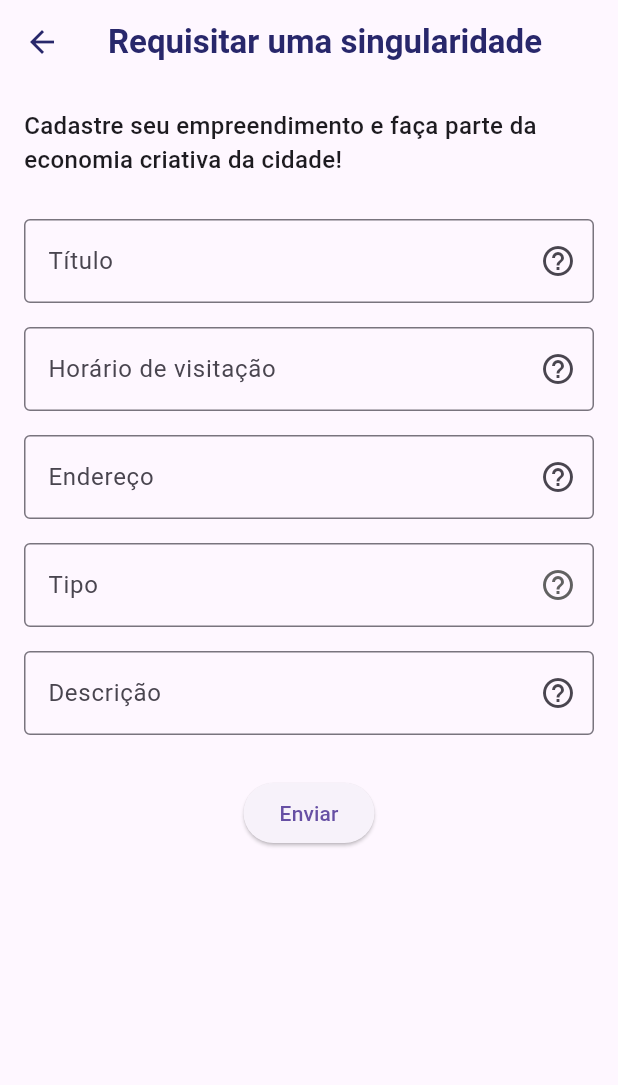
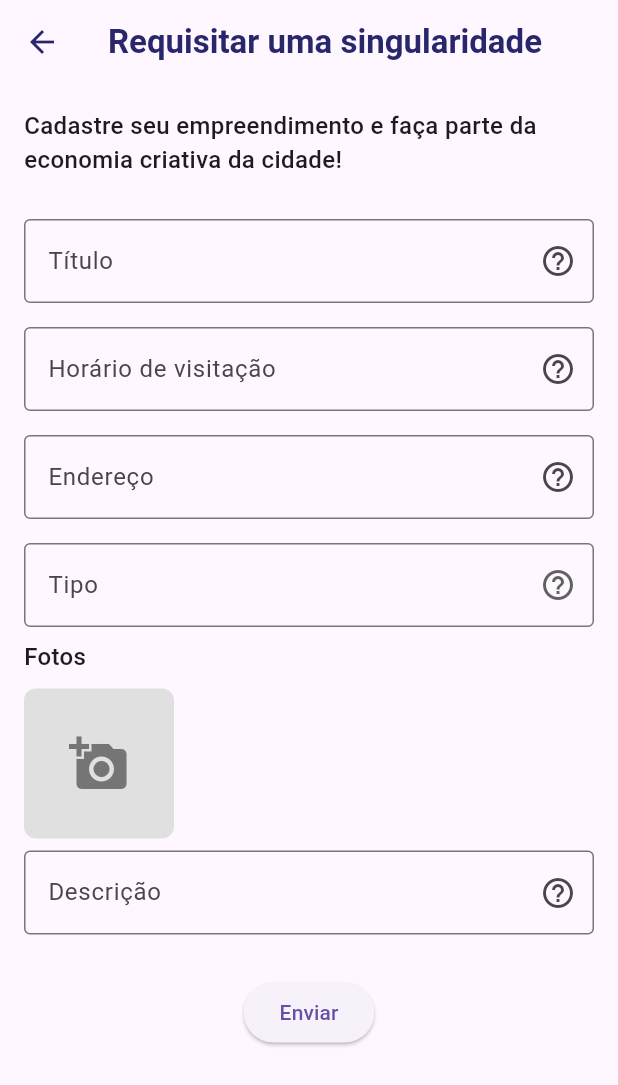
Before and after one commit to IgorSerodio/cidade-singular, a Flutter app: the SingularityRequestPage screen opened directly, on a phone screen of 412 x 824 dp. Shown: the top 1085 px of the screen. Run offline on Flutter 3.47's test engine with Material 3 defaults, Android fonts, the phone set to English and light mode, and no system bars; our stand-ins replace dio, flutter_mobx, flutter_modular, flutter_rating_bar, flutter_svg, font_awesome_flutter and 7 more; missing offline and left inert: custom_marker, dart:html, dart:ui_web, geocode, social_share; accounts and stored records are empty; generated files the repository leaves out were written again; project files that could hold a hidden picture were left out.

Commit message:
Adição de fotos às telas de requisição e da mensagem na tela de missão

```diff
--- a/lib/app/screens/singularity_request/singularity_request_page.dart
+++ b/lib/app/screens/singularity_request/singularity_request_page.dart
@@ -1,3 +1,5 @@
+import 'dart:convert';
+
 import 'package:cidade_singular/app/stores/city_store.dart';
 import 'package:flutter/material.dart';
 import 'package:cidade_singular/app/models/singularity_request.dart';
@@ -6,6 +8,7 @@ import 'package:cidade_singular/app/services/singularity_request_service.dart';
 import 'package:cidade_singular/app/stores/user_store.dart';
 import 'package:flutter_modular/flutter_modular.dart';
 import 'package:cidade_singular/app/screens/shared/tool_tip_widget.dart';
+import 'package:image_picker/image_picker.dart';
 
 class SingularityRequestPage extends StatefulWidget {
   const SingularityRequestPage({Key? key}) : super(key: key);
@@ -43,13 +46,15 @@ class _SingularityRequestPageState extends State<SingularityRequestPage> {
           type: type!,
           description: description,
           creator: userStore.user!.id,
-        city: cityStore.city!.id
-      );
+          photos: await _convertToEncodedList(photos),
+          city: cityStore.city!.id);
 
       bool success = await requestService.create(request);
       if (success) {
         ScaffoldMessenger.of(context).showSnackBar(
-          SnackBar(content: Text("Requisição de singularidade enviada com sucesso! Aguarde aprovação")),
+          SnackBar(
+              content: Text(
+                  "Requisição de singularidade enviada com sucesso! Aguarde aprovação")),
         );
       } else {
         ScaffoldMessenger.of(context).showSnackBar(
@@ -63,7 +68,8 @@ class _SingularityRequestPageState extends State<SingularityRequestPage> {
   Widget build(BuildContext context) {
     return Scaffold(
       appBar: AppBar(title: Text("Requisitar uma singularidade")),
-      body: Padding(
+      body: SingleChildScrollView(
+        child: Padding(
           padding: EdgeInsets.all(16.0),
           child: Form(
             key: _formKey,
@@ -75,11 +81,16 @@ class _SingularityRequestPageState extends State<SingularityRequestPage> {
                   style: TextStyle(fontSize: 16, fontWeight: FontWeight.w500),
                 ),
                 SizedBox(height: 20),
-              _buildTextField("Título", "Digite o título", (value) => title = value),
-              _buildTextField("Horário de visitação", "Ex: 08:00 - 18:00", (value) => visitingHours = value),
-              _buildTextField("Endereço", "Digite o endereço", (value) => address = value),
+                _buildTextField(
+                    "Título", "Digite o título", (value) => title = value),
+                _buildTextField("Horário de visitação", "Ex: 08:00 - 18:00",
+                    (value) => visitingHours = value),
+                _buildTextField("Endereço", "Digite o endereço",
+                    (value) => address = value),
                 _buildDropdownField(),
-              _buildTextField("Descrição", "Descreva seu empreendimento", (value) => description = value),
+                _buildPhotoUploadField(),
+                _buildTextField("Descrição", "Descreva seu empreendimento",
+                    (value) => description = value),
                 SizedBox(height: 20),
                 Center(
                   child: ElevatedButton(
@@ -91,10 +102,12 @@ class _SingularityRequestPageState extends State<SingularityRequestPage> {
             ),
           ),
         ),
+      ),
     );
   }
 
-  Widget _buildTextField(String label, String hint, Function(String) onSaved, {int maxLines = 1}) {
+  Widget _buildTextField(String label, String hint, Function(String) onSaved,
+      {int maxLines = 1}) {
     return Padding(
       padding: const EdgeInsets.symmetric(vertical: 8.0),
       child: TextFormField(
@@ -105,7 +118,8 @@ class _SingularityRequestPageState extends State<SingularityRequestPage> {
           border: OutlineInputBorder(),
         ),
         maxLines: maxLines,
-        validator: (value) => value == null || value.isEmpty ? "Campo obrigatório" : null,
+        validator: (value) =>
+            value == null || value.isEmpty ? "Campo obrigatório" : null,
         onSaved: (value) => onSaved(value!),
       ),
     );
@@ -132,6 +146,78 @@ class _SingularityRequestPageState extends State<SingularityRequestPage> {
     );
   }
 
+  final ImagePicker picker = ImagePicker();
+  List<XFile> photos = [];
+  bool loadingPhoto = false;
+
+  Widget _buildPhotoUploadField() {
+    return Column(
+      crossAxisAlignment: CrossAxisAlignment.start,
+      children: [
+        Text(
+          "Fotos",
+          style: TextStyle(fontSize: 16, fontWeight: FontWeight.w500),
+        ),
+        SizedBox(height: 10),
+        SingleChildScrollView(
+          scrollDirection: Axis.horizontal,
+          child: Row(
+            children: [
+              ...photos.map((photo) => Padding(
+                    padding: const EdgeInsets.only(right: 8.0),
+                    child: ClipRRect(
+                      borderRadius: BorderRadius.circular(8),
+                      child: Image.network(
+                        photo.path,
+                        width: 100,
+                        height: 100,
+                        fit: BoxFit.cover,
+                      ),
+                    ),
+                  )),
+              if (photos.length < 5)
+                GestureDetector(
+                  onTap: _pickImage,
+                  child: Container(
+                    width: 100,
+                    height: 100,
+                    decoration: BoxDecoration(
+                      borderRadius: BorderRadius.circular(8),
+                      color: Colors.grey[300],
+                    ),
+                    child: loadingPhoto
+                        ? Center(child: CircularProgressIndicator())
+                        : Icon(Icons.add_a_photo,
+                            size: 40, color: Colors.grey[600]),
+                  ),
+                ),
+            ],
+          ),
+        ),
+      ],
+    );
+  }
+
+  void _pickImage() async {
+    setState(() => loadingPhoto = true);
+    final XFile? image = await picker.pickImage(source: ImageSource.gallery);
+    if (image != null) {
+      setState(() {
+        if (photos.length < 5) {
+          photos.add(image);
+        }
+      });
+    }
+    setState(() => loadingPhoto = false);
+  }
+
+  Future<List<String>> _convertToEncodedList(List<XFile> imageList) async {
+    return await Future.wait(imageList.map((image) async {
+      List<int> imageBytes = await image.readAsBytes();
+      return base64Encode(imageBytes);
+    }).toList());
+  }
+
   String _getTooltipMessage(String field) {
     switch (field) {
       case "Título":
--- a/lib/app/services/singularity_request_service.dart
+++ b/lib/app/services/singularity_request_service.dart
@@ -74,7 +74,7 @@ class SingularityRequestService {
       var response = await dioService.dio.delete(
         "/singularity-request/$id",
       );
-      return response.statusCode == 200;
+      return response.statusCode == 202;
     } catch (e) {
       print(e);
       return false;
--- a/lib/app/services/singularity_service.dart
+++ b/lib/app/services/singularity_service.dart
@@ -10,10 +10,11 @@ class SingularityService {
 
   SingularityService(this.dioService);
 
-  Future<bool> create(Singularity singularity) async {
+  Future<bool> create(Singularity singularity, {bool fromRequest = false}) async {
     try {
       var response = await dioService.dio.post(
         "/singularity",
+        queryParameters: {"fromRequest": fromRequest},
         data: singularity.toMap(),
       );
 
--- a/lib/app/stores/city_store.dart
+++ b/lib/app/stores/city_store.dart
@@ -4,15 +4,14 @@ import 'package:mobx/mobx.dart';
 
 class CityStore {
   final Observable<City> _city = Observable(City(
-    id: "63b966519dd239f46a501cb2",
+    id: "64b9a45a66dfa8fbb327c2fe",
 		title: "Campina Grande",
-		blazon: "https://p-cidade-singular.s3.sa-east-1.amazonaws.com/test-imgs/campina-grande-150px.jpg",
+		blazon: "https://cidade-singular-bucket.s3.sa-east-1.amazonaws.com/cidade-singular-uploaded-images/campina-grande.jpg",
 		subtitle: "Rainha da Borborema",
 		description: "Campina Grande é um município brasileiro no estado da Paraíba. Considerada um dos principais polos industriais da Região Nordeste, foi fundada em 1 de dezembro de 1697. De acordo com estimativas do IBGE de 2020, sua população era de 411 807 habitantes, sendo a segunda cidade mais populosa da Paraíba, e sua região metropolitana, formada por dezenove municípios, possui uma população estimada em 638 017 habitantes.\n\nO município sedia ainda variados eventos culturais, destacando-se os festejos de São João, que acontecem durante todo o mês de junho (chamado de \"O Maior São João do Mundo\"), Festival Internacional de Música (FIMUS), Festival Internacional de Jazz (FIMUS Jazz), encontros religiosos como o Encontro da Nova Consciência (ecumênico), o Encontro para a Consciência Cristã (cristão) e o CRESCER (Encontro da Família Católica[16]) realizados durante o carnaval, além do Festival de Inverno e mais de 20 outros eventos.",
 		latLng: LatLng(-7.220696174671216,-35.891240390117936),
 		pictures: [
-			"https://p-cidade-singular.s3.sa-east-1.amazonaws.com/test-imgs/campina-grande-150px.jpg",
-			"https://p-cidade-singular.s3.sa-east-1.amazonaws.com/test-imgs/campina-grande.png"
+			"https://cidade-singular-bucket.s3.sa-east-1.amazonaws.com/cidade-singular-uploaded-images/campina-grande.jpg"
 		]
   ));
 
```
Also changed, not shown: lib/app/screens/mission/mission_page.dart (+20 -1 lines), lib/app/screens/singularity_request/singularity_request_details_page.dart (+28 -4 lines), lib/app/screens/singularity_request/singularity_request_list_page.dart (+9 -1 lines). Lines whose indentation alone changed are shown as unchanged.
